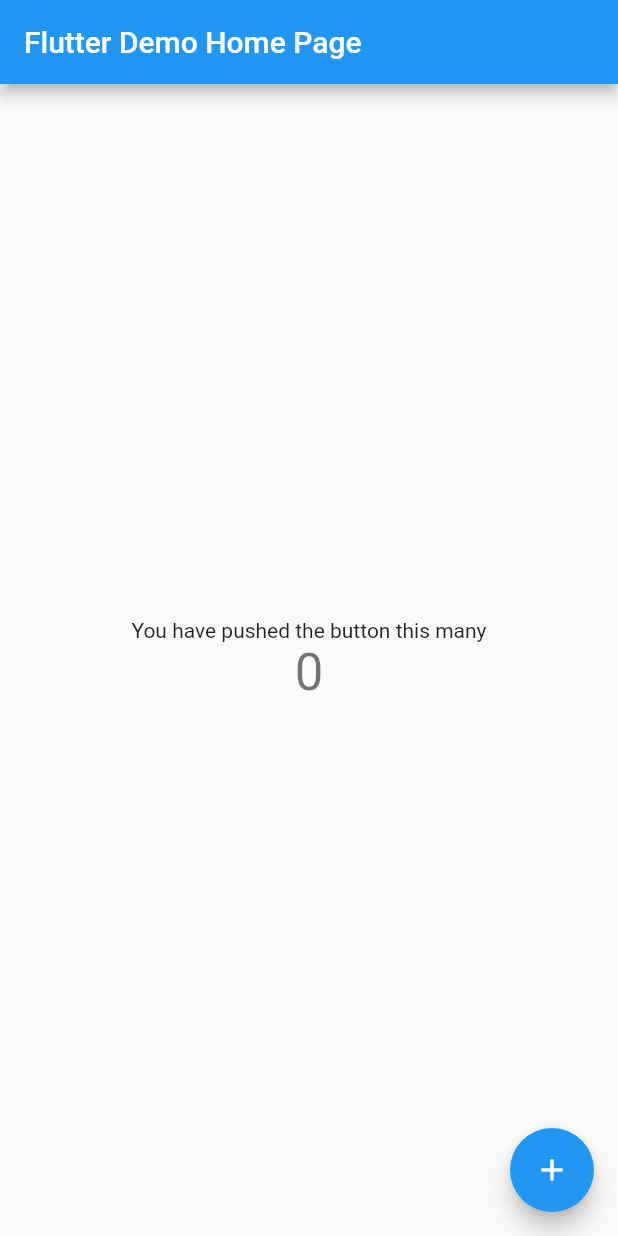
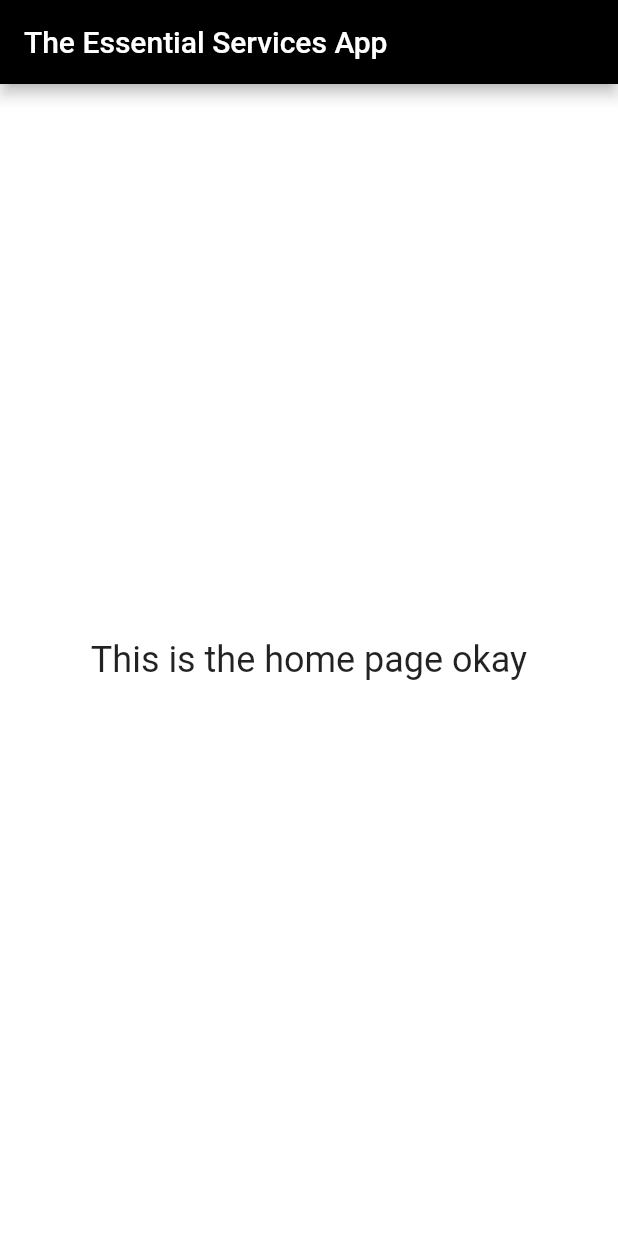
Before and after one commit to vedantpople4/essentialsapp, a Flutter app: the screen it shows after launch, on a phone screen of 412 x 824 dp. Run offline on Flutter 3.47's test engine with Material 2 defaults, Android fonts, the phone set to English and light mode, and no system bars.

Commit message:
HomePage Setup Done

```diff
--- a/essentialsapp/lib/main.dart
+++ b/essentialsapp/lib/main.dart
@@ -10,62 +10,29 @@
     return MaterialApp(
       title: 'Flutter Demo',
       theme: ThemeData(
-
-        primarySwatch: Colors.blue,
-
+        primarySwatch: Colors.red,
         visualDensity: VisualDensity.adaptivePlatformDensity,
       ),
-      home: MyHomePage(title: 'Flutter Demo Home Page'),
+      home: new HomePage(),
     );
   }
 }
 
-class MyHomePage extends StatefulWidget {
-  MyHomePage({Key key, this.title}) : super(key: key);
-  final String title;
+class HomePage extends StatelessWidget{
   @override
-  _MyHomePageState createState() => _MyHomePageState();
-}
-
-class _MyHomePageState extends State<MyHomePage> {
-  int _counter = 0;
-
-  void _incrementCounter() {
-    setState(() {
-
-      _counter++;
-    });
-  }
-
-  @override
-  Widget build(BuildContext context) {
-
-    return Scaffold(
+  Widget build(BuildContext context){
+    return new Scaffold(
+      backgroundColor: Colors.white,
       appBar: AppBar(
-
-        title: Text(widget.title),
+        title: const Text('The Essential Services App'),
+        backgroundColor: Colors.black,
       ),
-      body: Center(
-
-        child: Column(
-
-          mainAxisAlignment: MainAxisAlignment.center,
-          children: <Widget>[
-            Text(
-              'You have pushed the button this many',
-            ),
-            Text(
-              '$_counter',
-              style: Theme.of(context).textTheme.headline4,
-            ),
-          ],
+      body: const Center(
+        child: Text(
+          'This is the home page okay',
+          style: TextStyle(fontSize: 24),
         ),
       ),
-      floatingActionButton: FloatingActionButton(
-        onPressed: _incrementCounter,
-        tooltip: 'Increment',
-        child: Icon(Icons.add),
-      ), // This trailing comma makes auto-formatting nicer for build methods.
     );
   }
 }
--- a/essentialsapp/pubspec.yaml
+++ b/essentialsapp/pubspec.yaml
@@ -23,6 +23,7 @@
 dependencies:
   flutter:
     sdk: flutter
+
 
 
   # The following adds the Cupertino Icons font to your application.
```
Also changed, not shown: essentialsapp/pubspec.lock.
